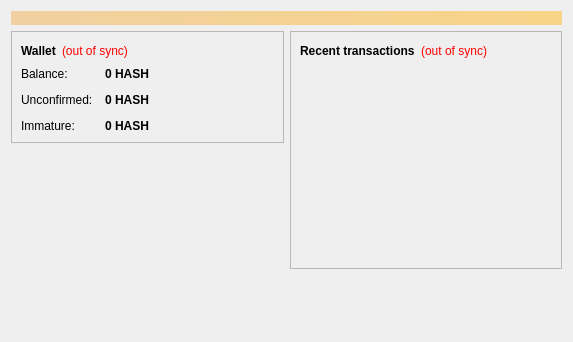
The window that src/qt/forms/overviewpage.ui (n00bsys0p/Hashcoin) describes before a commit, drawn with Qt 5.
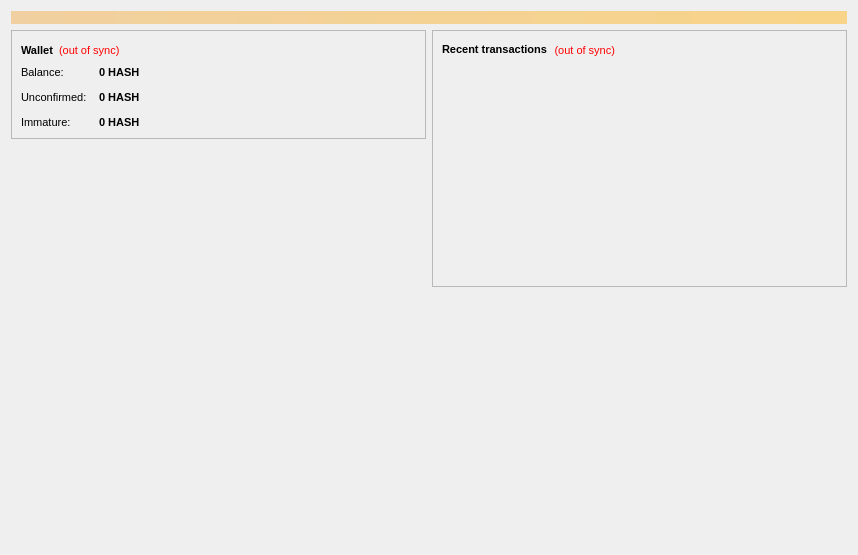
The same window after the commit. Icons and pictures are not drawn.

Commit message: Font Update for QT

Patch:
```diff
--- a/src/qt/forms/overviewpage.ui
+++ b/src/qt/forms/overviewpage.ui
@@ -6,10 +6,16 @@
    <rect>
     <x>0</x>
     <y>0</y>
-    <width>573</width>
-    <height>342</height>
+    <width>858</width>
+    <height>555</height>
    </rect>
   </property>
+  <property name="font">
+   <font>
+    <family>Arial</family>
+    <pointsize>8</pointsize>
+   </font>
+  </property>
   <property name="windowTitle">
    <string>Form</string>
   </property>
```
Left out of the diff: 4 changed lines with no effect on the pictures. Lines whose indentation alone changed are shown as unchanged. The commit also changes 3 other files.
